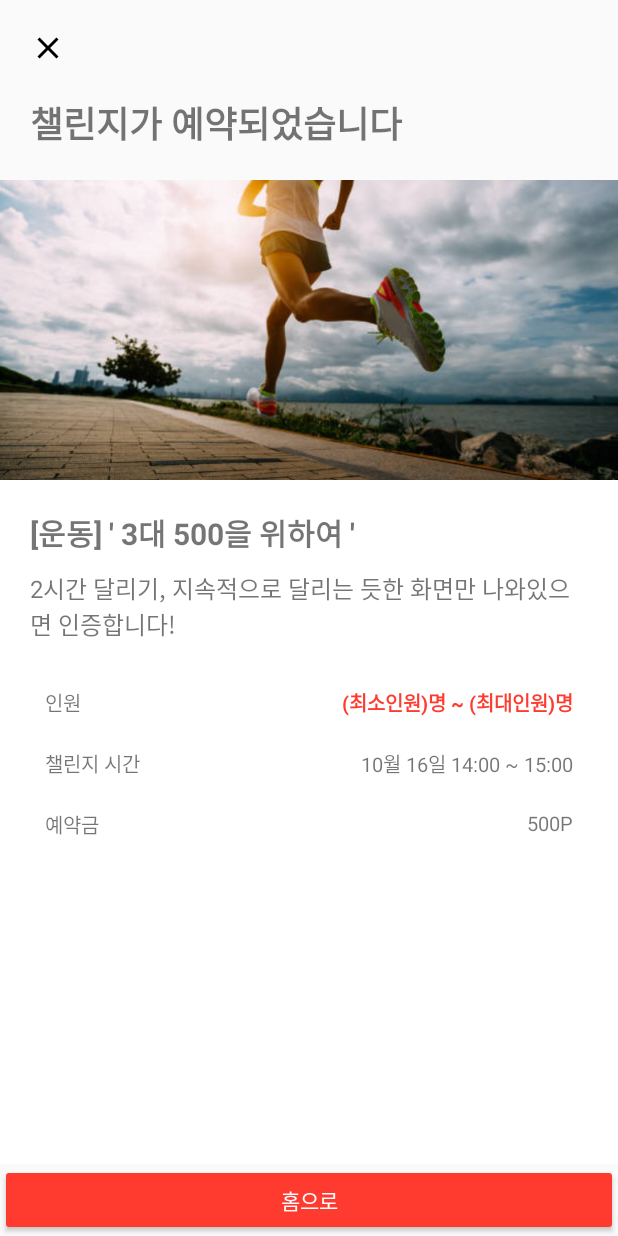
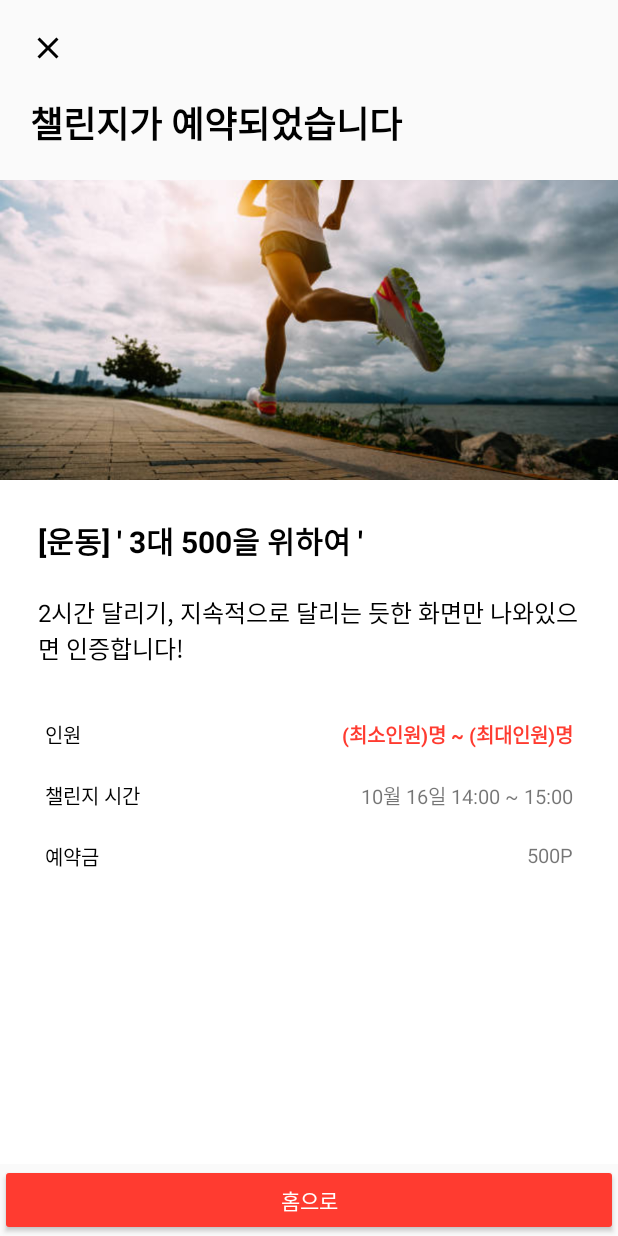
Before and after one commit to kakao-tech-campus-2nd-step3/Team24_Android, an Android app: the layout activity_create_challenge_completed.xml on its own in the app's theme, with its tools: preview values and no code run, on a phone screen of 412 x 824 dp. Run offline under Robolectric (Android 15) with nearby library versions, the phone set to English and light mode, and no system bars.

Commit message:
refactor: Change text color

```diff
--- a/app/src/main/res/layout/activity_create_challenge_completed.xml
+++ b/app/src/main/res/layout/activity_create_challenge_completed.xml
@@ -31,6 +31,7 @@
             android:text="챌린지가 예약되었습니다"
             android:textStyle="bold"
             android:textSize="24sp"
+            android:textColor="@color/black"
             app:layout_constraintStart_toStartOf="parent"
             app:layout_constraintTop_toTopOf="parent"/>
 
@@ -64,10 +65,12 @@
                 android:layout_width="match_parent"
                 android:layout_height="wrap_content"
                 android:layout_margin="20dp"
+                android:padding="5dp"
                 android:text="[운동] ' 3대 500을 위하여 '"
                 android:hint="[운동] ' 3대 500을 위하여 '"
                 android:textStyle="bold"
                 android:textSize="20sp"
+                android:textColor="@color/black"
                 app:layout_constraintStart_toStartOf="parent"
                 app:layout_constraintEnd_toEndOf="parent"
                 app:layout_constraintTop_toBottomOf="@+id/ivChallengeImg"/>
@@ -78,9 +81,11 @@
                 android:layout_height="wrap_content"
                 android:layout_marginHorizontal="20dp"
                 android:layout_marginVertical="10dp"
+                android:padding="5dp"
                 android:text="2시간 달리기, 지속적으로 달리는 듯한 화면만 나와있으면 인증합니다!"
                 android:hint="2시간 달리기, 지속적으로 달리는 듯한 화면만 나와있으면 인증합니다!"
                 android:textSize="16sp"
+                android:textColor="@color/black"
                 app:layout_constraintStart_toStartOf="parent"
                 app:layout_constraintEnd_toEndOf="parent"
                 app:layout_constraintTop_toBottomOf="@+id/tvChallengename"/>
@@ -101,6 +106,7 @@
                     android:layout_height="match_parent"
                     android:layout_weight="1"
                     android:text="인원"
+                    android:textColor="@color/black"
                     android:textSize="13sp" />
 
                 <TextView
@@ -130,6 +136,7 @@
                     android:layout_height="match_parent"
                     android:layout_weight="1"
                     android:text="챌린지 시간"
+                    android:textColor="@color/black"
                     android:textSize="13sp" />
 
                 <TextView
@@ -157,6 +164,7 @@
                     android:layout_height="match_parent"
                     android:layout_weight="1"
                     android:text="예약금"
+                    android:textColor="@color/black"
                     android:textSize="13sp" />
 
                 <TextView
```
